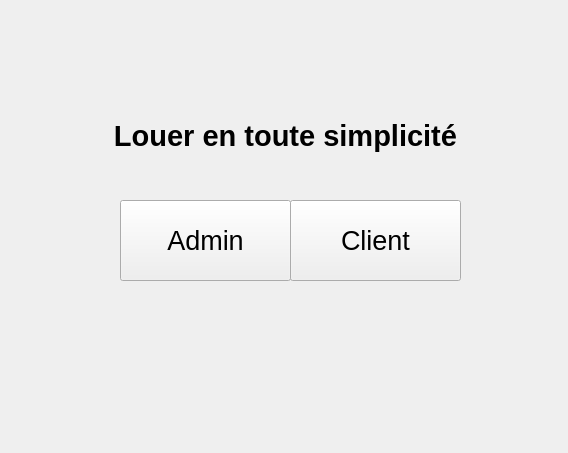
This is fenetreconnexion.ui in TitiCrou/TAC as Qt 5 draws it before an edit. The edited form follows.
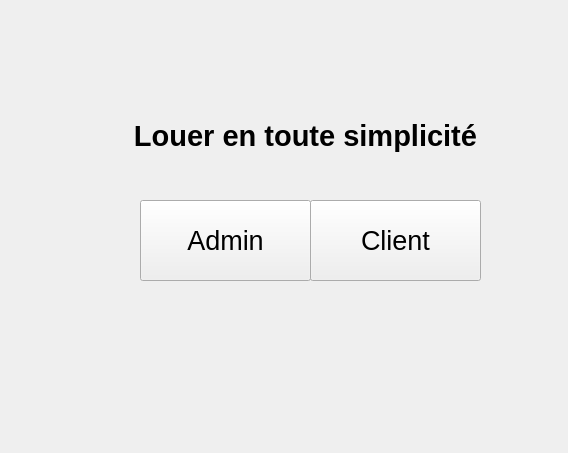
This is the edited form.

Diff of the .ui file:
```diff
--- a/fenetreconnexion.ui
+++ b/fenetreconnexion.ui
@@ -25,7 +25,7 @@
    <widget class="QLabel" name="titre">
     <property name="geometry">
      <rect>
-      <x>10</x>
+      <x>30</x>
       <y>70</y>
       <width>491</width>
       <height>71</height>
@@ -48,7 +48,7 @@
    <widget class="QPushButton" name="clientCo">
     <property name="geometry">
      <rect>
-      <x>260</x>
+      <x>280</x>
       <y>170</y>
       <width>171</width>
       <height>81</height>
@@ -66,7 +66,7 @@
    <widget class="QPushButton" name="adminCo">
     <property name="geometry">
      <rect>
-      <x>90</x>
+      <x>110</x>
       <y>170</y>
       <width>171</width>
       <height>81</height>
```
